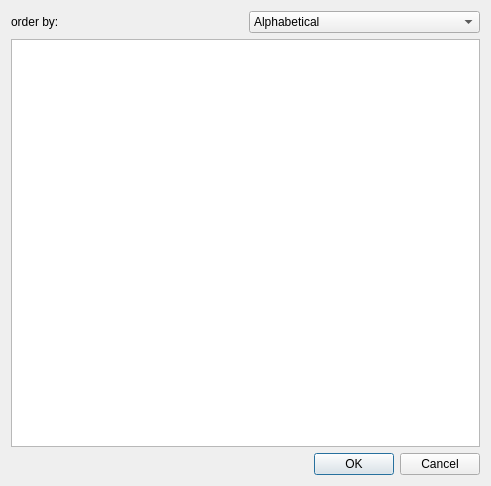
Qt form dialogIfcElements.ui (yorikvanhavre/BIM_Workbench) before a commit.
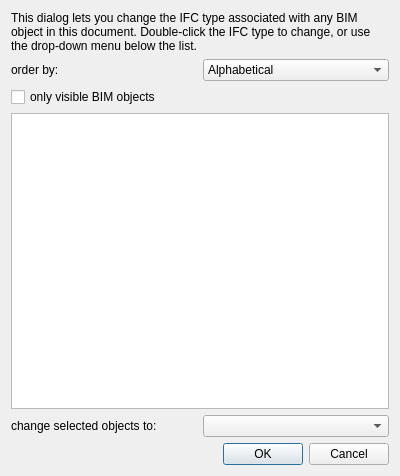
The same form after that commit. Icons and pictures are not drawn.

Commit message: Added IFC elements manager

Patch:
```diff
--- a/dialogIfcElements.ui
+++ b/dialogIfcElements.ui
@@ -6,14 +6,24 @@
    <rect>
     <x>0</x>
     <y>0</y>
-    <width>491</width>
-    <height>486</height>
+    <width>400</width>
+    <height>476</height>
    </rect>
   </property>
   <property name="windowTitle">
    <string>Dialog</string>
   </property>
   <layout class="QVBoxLayout" name="verticalLayout">
+   <item>
+    <widget class="QLabel" name="label_2">
+     <property name="text">
+      <string>&lt;html&gt;&lt;head/&gt;&lt;body&gt;&lt;p&gt;This dialog lets you change the IFC type associated with any BIM object in this document. Double-click the IFC type to change, or use the drop-down menu below the list.&lt;/p&gt;&lt;/body&gt;&lt;/html&gt;</string>
+     </property>
+     <property name="wordWrap">
+      <bool>true</bool>
+     </property>
+    </widget>
+   </item>
    <item>
     <layout class="QHBoxLayout" name="horizontalLayout">
      <item>
@@ -46,17 +56,39 @@
     </layout>
    </item>
    <item>
-    <widget class="QTreeWidget" name="treeWidget">
-     <attribute name="headerVisible">
-      <bool>false</bool>
+    <widget class="QCheckBox" name="onlyVisible">
+     <property name="text">
+      <string>only visible BIM objects</string>
+     </property>
+    </widget>
+   </item>
+   <item>
+    <widget class="QTreeView" name="tree">
+     <property name="selectionMode">
+      <enum>QAbstractItemView::ExtendedSelection</enum>
+     </property>
+     <attribute name="headerDefaultSectionSize">
+      <number>250</number>
      </attribute>
-     <column>
-      <property name="text">
-       <string notr="true">1</string>
-      </property>
-     </column>
+     <attribute name="headerStretchLastSection">
+      <bool>true</bool>
+     </attribute>
     </widget>
    </item>
+   <item>
+    <layout class="QHBoxLayout" name="horizontalLayout_2">
+     <item>
+      <widget class="QLabel" name="label_3">
+       <property name="text">
+        <string>change selected objects to:</string>
+       </property>
+      </widget>
+     </item>
+     <item>
+      <widget class="QComboBox" name="globalMode"/>
+     </item>
+    </layout>
+   </item>
    <item>
     <widget class="QDialogButtonBox" name="buttonBox">
      <property name="orientation">
```
Left out of the diff: 10 changed lines with no effect on the pictures. The commit also changes 6 other files.
